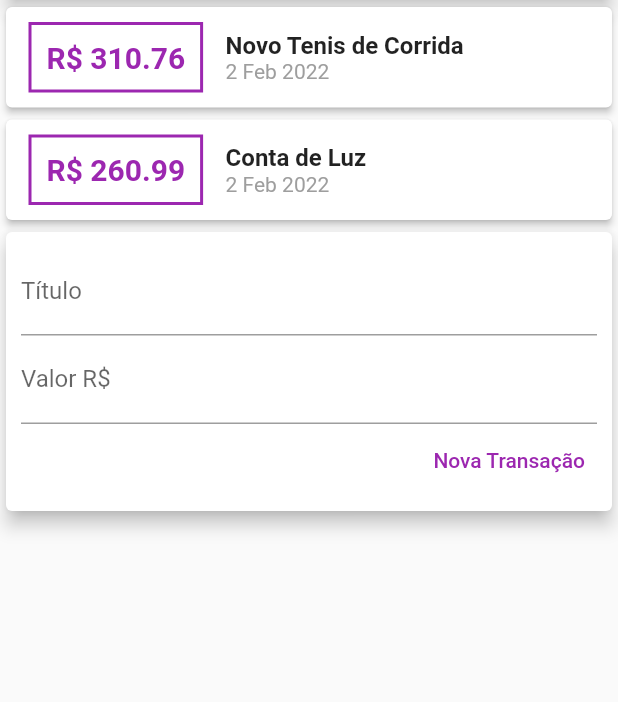
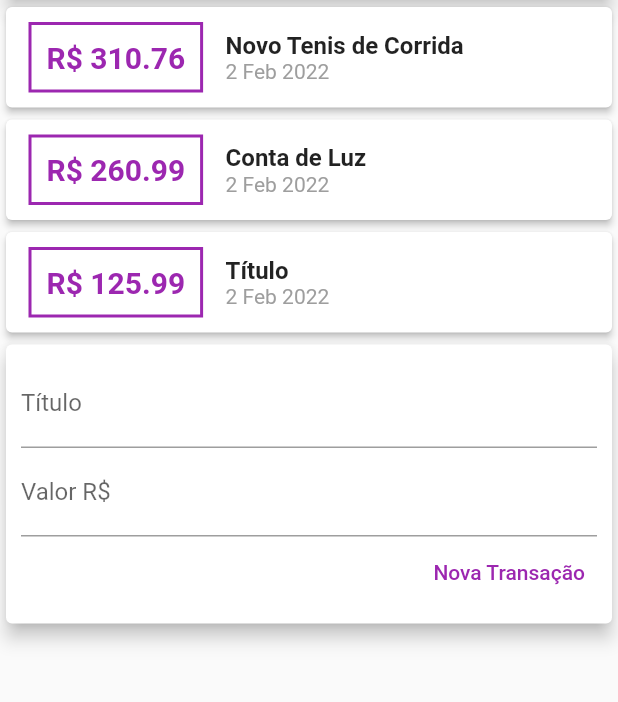
Before and after one commit to diegojaldim/expenses_app, a Flutter app: the screen it shows after launch, after a tap on "Nova Transação", on a phone screen of 412 x 824 dp, the part 119-821 px from its top. Run offline on Flutter 3.47's test engine with Material 2 defaults, Android fonts, the phone set to English and light mode, and no system bars.

Commit message:
Create transaction

```diff
--- a/lib/components/transaction_form.dart
+++ b/lib/components/transaction_form.dart
@@ -2,11 +2,13 @@ import 'package:flutter/material.dart';
 
 class TransactionForm extends StatelessWidget {
 
-  TransactionForm({Key? key}) : super(key: key);
-
   final titleController = TextEditingController();
 
   final valueController = TextEditingController();
+
+  final void Function(String, double) onSubmit;
+
+  TransactionForm(this.onSubmit, {Key? key}) : super(key: key);
 
   @override
   Widget build(BuildContext context) {
@@ -33,8 +35,7 @@ class TransactionForm extends StatelessWidget {
               children: [
                 TextButton(
                   onPressed: () {
-                    print(titleController.text);
-                    print(valueController.text);
+                    onSubmit('Título', 125.99);
                   },
                   child: const Text(
                     'Nova Transação',
--- a/lib/components/transaction_user.dart
+++ b/lib/components/transaction_user.dart
@@ -27,12 +27,29 @@ class _TransactionUserState extends State<TransactionUser> {
     ),
   ];
 
+  _addTransaction(String title, double value) {
+    final newTransaction = Transaction(
+      id: '',
+      title: title,
+      value: value,
+      date: DateTime.now()
+    );
+
+    setState(() {
+      _transactions.add(newTransaction);
+    });
+  }
+
   @override
   Widget build(BuildContext context) {
     return Column(
       children: <Widget>[
-        TransactionList(_transactions),
-        TransactionForm(),
+        TransactionList(
+          _transactions
+        ),
+        TransactionForm(
+          _addTransaction
+        ),
       ],
     );
   }
```
